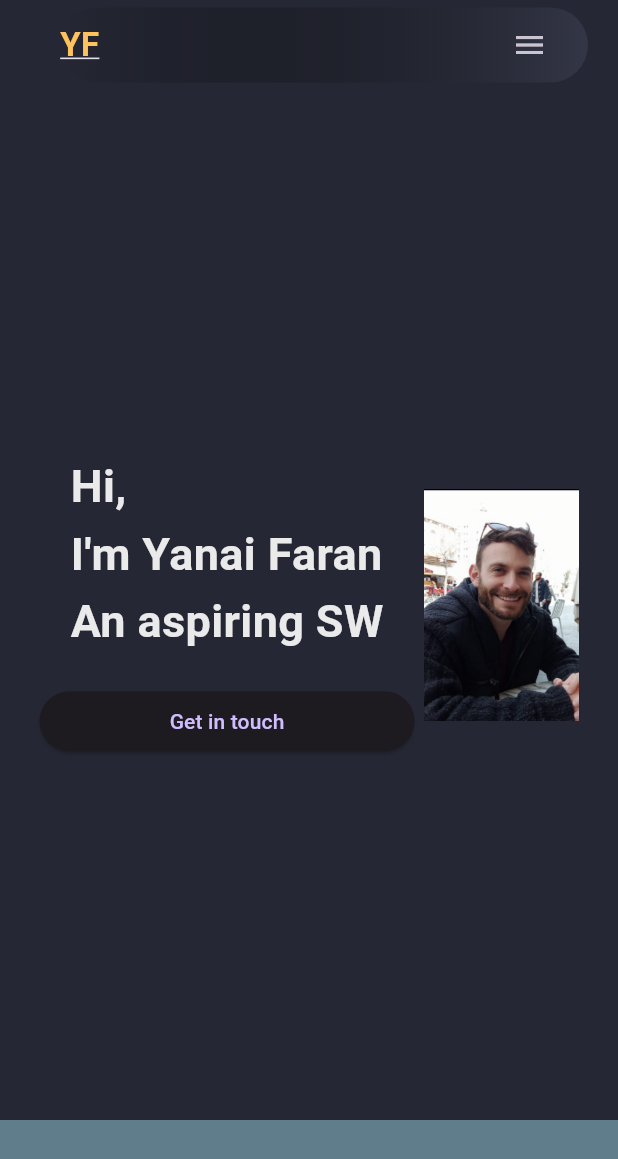
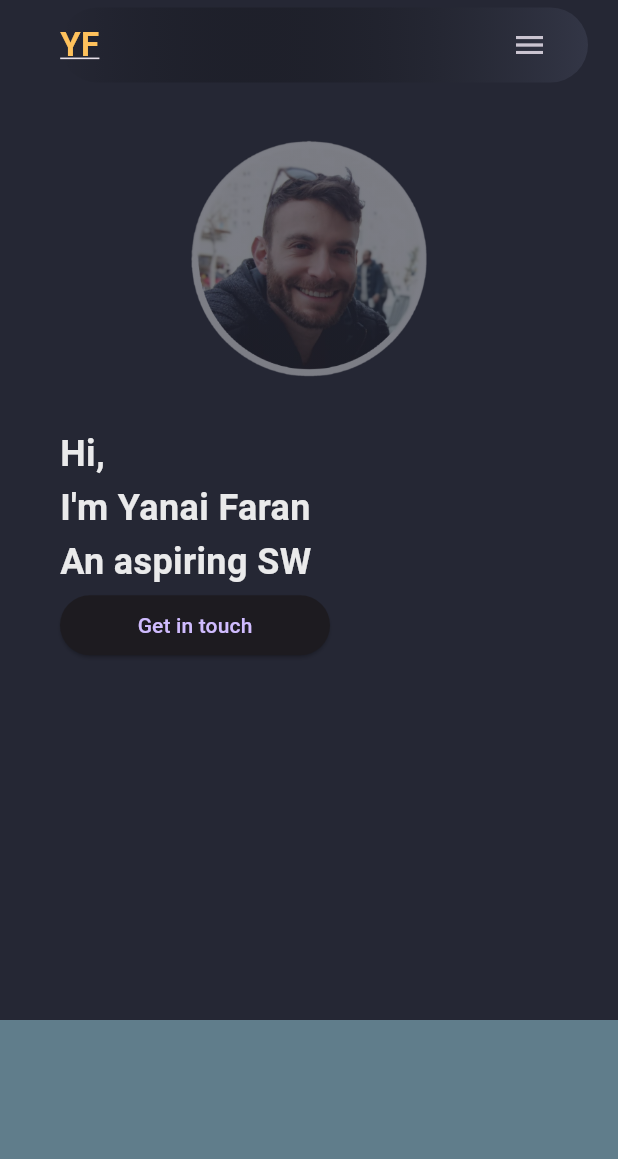
Before and after one commit to Yanai99/flutter-portfolio, a Flutter app: the screen it shows after launch, on a phone screen of 412 x 824 dp. Shown: the top 1159 px of the screen. Run offline on Flutter 3.47's test engine with Material 3 defaults, Android fonts, the phone set to English and light mode, and no system bars.

Commit message:
step 7 completed

```diff
--- a/lib/pages/home_page.dart
+++ b/lib/pages/home_page.dart
@@ -1,7 +1,10 @@
 import 'package:flutter/material.dart';
+import 'package:flutter/painting.dart';
 import 'package:flutter/rendering.dart';
+import 'package:flutter/widgets.dart';
 import 'package:flutter_application_1/constants/colors.dart';
 import 'package:flutter_application_1/constants/nav_items.dart';
+import 'package:flutter_application_1/widgets/main_mobile.dart';
 import 'package:flutter_application_1/widgets/site_logo.dart';
 
 import '../constants/size.dart';
@@ -25,6 +28,7 @@ class _HomePageState extends State<HomePage> {
   Widget build(BuildContext context) {
     final screenSize = MediaQuery.of(context).size;
     final screenWidth = screenSize.width;
+    final screenHeight = screenSize.height;
 
     return LayoutBuilder(
       builder: (context,constraints) {
@@ -46,7 +50,8 @@ class _HomePageState extends State<HomePage> {
                 },
               ),
 
-              const MainDesktop(),
+              if (constraints.maxWidth >= kMinDesktopWidth)
+                const MainDesktop() else const MainMobile(),
 
                // Skills
               Container(
--- a/lib/widgets/main_desktop.dart
+++ b/lib/widgets/main_desktop.dart
@@ -18,6 +18,7 @@ class MainDesktop extends StatelessWidget {
                 child:Row(
                   mainAxisAlignment: MainAxisAlignment.spaceEvenly,
                 children: [
+                  //intro message
                   Column(
                     mainAxisAlignment: MainAxisAlignment.center,
                     children: [
@@ -26,15 +27,18 @@ class MainDesktop extends StatelessWidget {
                               height: 1.5,
                               fontWeight: FontWeight.bold,color: CustomColor.whitePrimary) ,),
                         const SizedBox(height: 20,),
+                        //contact btn
                         SizedBox(
                           width: 250,
-                          child: ElevatedButton(onPressed: (){}, child: const Text("Get in touch"),)
+                          child: ElevatedButton(onPressed: (){},
+                          child: const Text("Get in touch"),)
                           )
                     ],
                   ),
+                  //avatar img
                   Image.asset(
-                    "assets/profile_pic.jpeg",
-                    width:screenWidth/4,)
+                    "assets/profile_pic.png",
+                    width:screenWidth/3,)
                   ],
                   ),
                   );
--- /dev/null
+++ b/lib/widgets/main_mobile.dart
@@ -0,0 +1,56 @@
+import 'package:flutter/material.dart';
+
+import '../constants/colors.dart';
+
+class MainMobile extends StatelessWidget {
+  const MainMobile({super.key});
+
+  @override
+  Widget build(BuildContext context) {
+    final screenSize = MediaQuery.of(context).size;
+    final screenWidth = screenSize.width;
+    final screenHeight = screenSize.height;
+    return               Container(
+                margin:
+                    const EdgeInsets.symmetric(horizontal: 40, vertical: 30),
+                height: screenHeight,
+                constraints: BoxConstraints(maxHeight: 560,),
+                child: Column(
+                  mainAxisAlignment: MainAxisAlignment.start,
+                  crossAxisAlignment: CrossAxisAlignment.start,
+                  children: [
+                    //avatar img
+                    ShaderMask(
+                      shaderCallback: (bounds) {
+                        return LinearGradient(colors: [
+                          CustomColor.scaffoldBg.withOpacity(0.6),
+                          CustomColor.scaffoldBg.withOpacity(0.6)
+                        ]).createShader(bounds);
+                      },
+                      blendMode: BlendMode.srcATop,
+                      child: Center(
+                        child: Image.asset(
+                          "assets/profile_pic.png",
+                          width: screenWidth/2.5,),
+                        )
+                      ),
+                      const SizedBox(height: 30,),
+                    //intro text
+                    const Text(
+                      "Hi,\nI'm Yanai Faran\nAn aspiring SW",
+                      style: TextStyle(
+                          fontSize: 24,
+                          height: 1.5,
+                          fontWeight: FontWeight.bold,
+                          color: CustomColor.whitePrimary),
+                    ),
+                    //btn
+                    SizedBox(
+                      width: 180,
+                      child: ElevatedButton(onPressed: (){},
+                      child: const Text("Get in touch"),),)
+                  ],
+                ),
+              );
+  }
+}
```
Also changed, not shown: assets/profile_pic.png (added).
